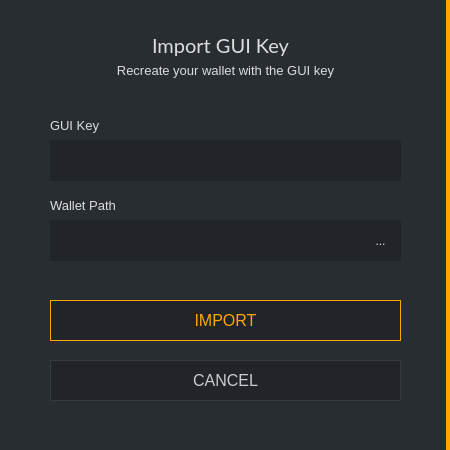
Before: the Qt Designer form src/gui/ui/importkeydialog.ui in ConcealNetwork/conceal-desktop, drawn with Qt 5.
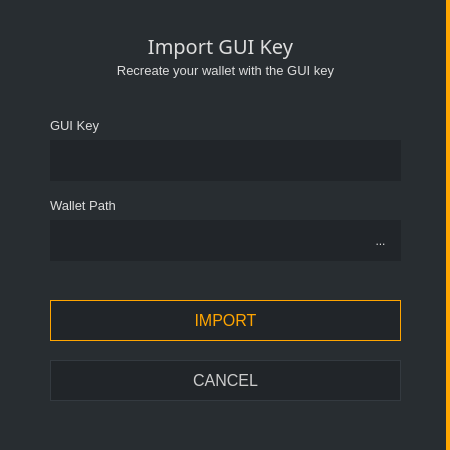
After: the same form once the commit is applied.

Patch:
```diff
--- a/src/gui/ui/importkeydialog.ui
+++ b/src/gui/ui/importkeydialog.ui
@@ -54,7 +54,7 @@
       </property>
       <property name="font">
        <font>
-        <family>Lato</family>
+        <family>Raleway</family>
         <pointsize>15</pointsize>
        </font>
       </property>
```
Left out of the diff: 4 changed lines with no effect on the pictures.
